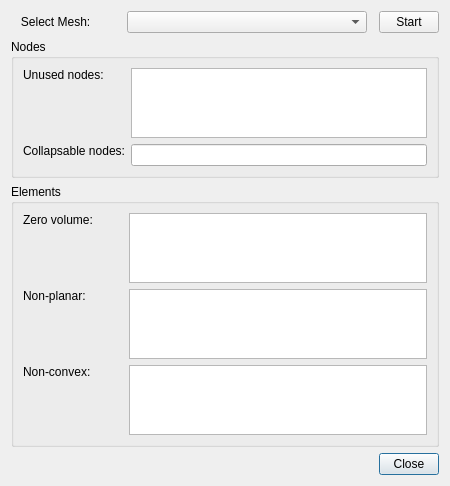
Above: Gui/DataView/MeshAnalysis.ui from ufz/ogs before the change. Below: the same form after it.
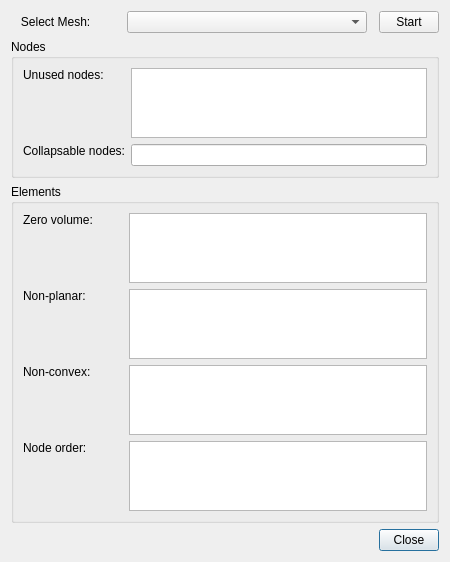
That is the form after the change.

Commit message: updates MeshAnalysisDialog to display node ordering errors

The edit to the form file:
```diff
--- a/Gui/DataView/MeshAnalysis.ui
+++ b/Gui/DataView/MeshAnalysis.ui
@@ -7,7 +7,7 @@
     <x>0</x>
     <y>0</y>
     <width>450</width>
-    <height>470</height>
+    <height>560</height>
    </rect>
   </property>
   <property name="windowTitle">
@@ -229,6 +229,23 @@
         </property>
        </widget>
       </item>
+      <item row="4" column="0">
+       <widget class="QLabel" name="nodeOrderLabel">
+        <property name="text">
+         <string>Node order:</string>
+        </property>
+        <property name="alignment">
+         <set>Qt::AlignLeading|Qt::AlignLeft|Qt::AlignTop</set>
+        </property>
+       </widget>
+      </item>
+      <item row="4" column="1">
+       <widget class="QTextEdit" name="nodeOrderText">
+        <property name="readOnly">
+         <bool>true</bool>
+        </property>
+       </widget>
+      </item>
      </layout>
     </widget>
    </item>
```
The commit also changes 3 other files.
